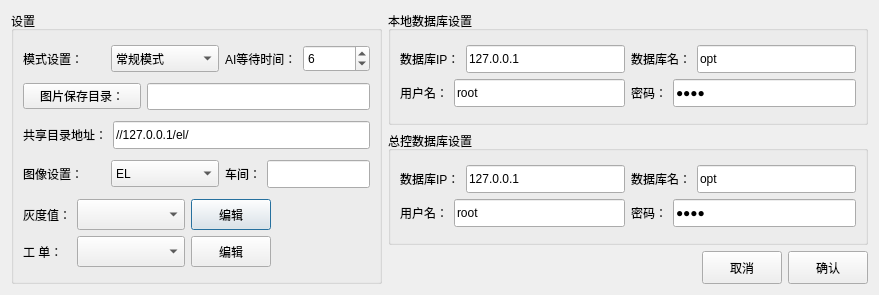
Qt form SettingsDialog.ui (Leroy888/NewPlugServer) before a commit.
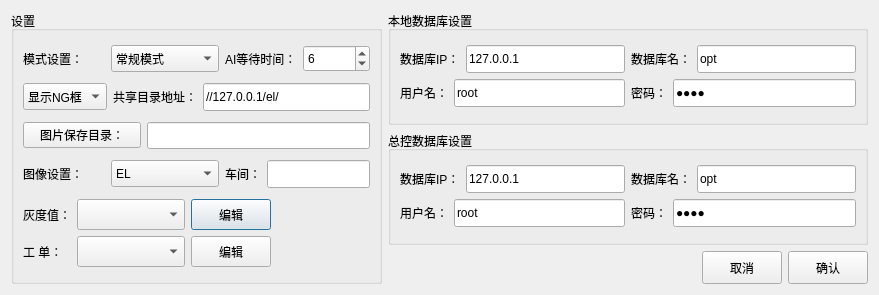
The same form after that commit.

```diff
--- a/SettingsDialog.ui
+++ b/SettingsDialog.ui
@@ -151,7 +151,7 @@
         </item>
        </layout>
       </item>
-      <item row="1" column="0">
+      <item row="2" column="0">
        <layout class="QHBoxLayout" name="horizontalLayout_9">
         <item>
          <widget class="QPushButton" name="btnPath">
@@ -310,8 +310,28 @@
         </item>
        </layout>
       </item>
-      <item row="2" column="0">
+      <item row="1" column="0">
        <layout class="QHBoxLayout" name="horizontalLayout_2">
+        <item>
+         <widget class="QComboBox" name="cmbBox_ngDlg">
+          <property name="minimumSize">
+           <size>
+            <width>78</width>
+            <height>27</height>
+           </size>
+          </property>
+          <item>
+           <property name="text">
+            <string>显示NG框</string>
+           </property>
+          </item>
+          <item>
+           <property name="text">
+            <string>隐藏NG框</string>
+           </property>
+          </item>
+         </widget>
+        </item>
         <item>
          <widget class="QLabel" name="label_13">
           <property name="text">
```
Left out of the diff: 152 changed lines with no effect on the pictures.
